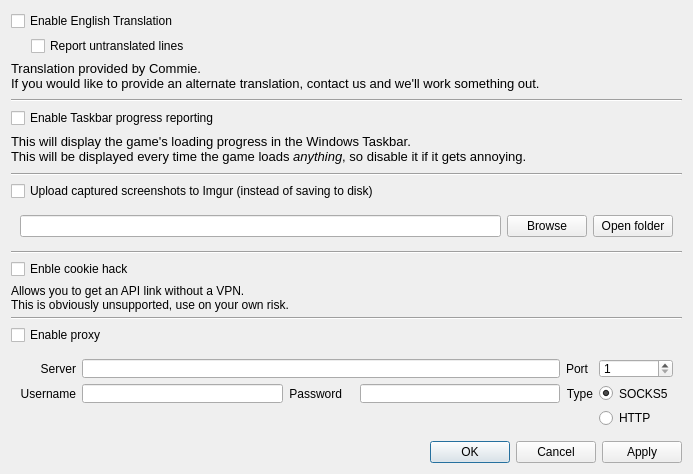
KanColleTool/kct-viewer, file forms/KVSettingsDialog.ui: the form before one commit.
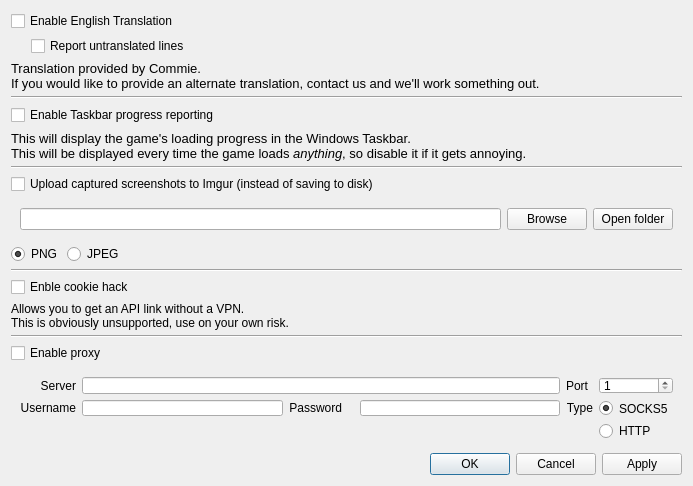
The form after the commit.

```diff
--- a/forms/KVSettingsDialog.ui
+++ b/forms/KVSettingsDialog.ui
@@ -10,7 +10,7 @@
     <x>0</x>
     <y>0</y>
     <width>693</width>
-    <height>474</height>
+    <height>486</height>
    </rect>
   </property>
   <property name="windowTitle">
@@ -164,6 +164,46 @@
      </layout>
     </widget>
    </item>
+   <item>
+    <layout class="QHBoxLayout" name="horizontalLayout_2">
+     <item>
+      <widget class="QRadioButton" name="PngRadioButton">
+       <property name="text">
+        <string>PNG</string>
+       </property>
+       <property name="checked">
+        <bool>true</bool>
+       </property>
+       <attribute name="buttonGroup">
+        <string notr="true">buttonGroup</string>
+       </attribute>
+      </widget>
+     </item>
+     <item>
+      <widget class="QRadioButton" name="JpegRadioButton">
+       <property name="text">
+        <string>JPEG</string>
+       </property>
+       <attribute name="buttonGroup">
+        <string notr="true">buttonGroup</string>
+       </attribute>
+      </widget>
+     </item>
+     <item>
+      <spacer name="horizontalSpacer">
+       <property name="orientation">
+        <enum>Qt::Horizontal</enum>
+       </property>
+       <property name="sizeHint" stdset="0">
+        <size>
+         <width>40</width>
+         <height>20</height>
+        </size>
+       </property>
+      </spacer>
+     </item>
+    </layout>
+   </item>
    <item>
     <widget class="Line" name="line_4">
      <property name="orientation">
```
Left out of the diff: 14 changed lines with no effect on the pictures.
